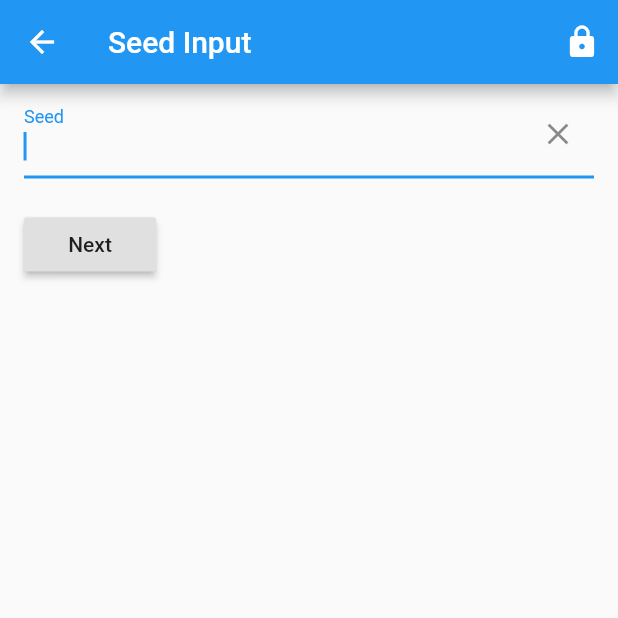
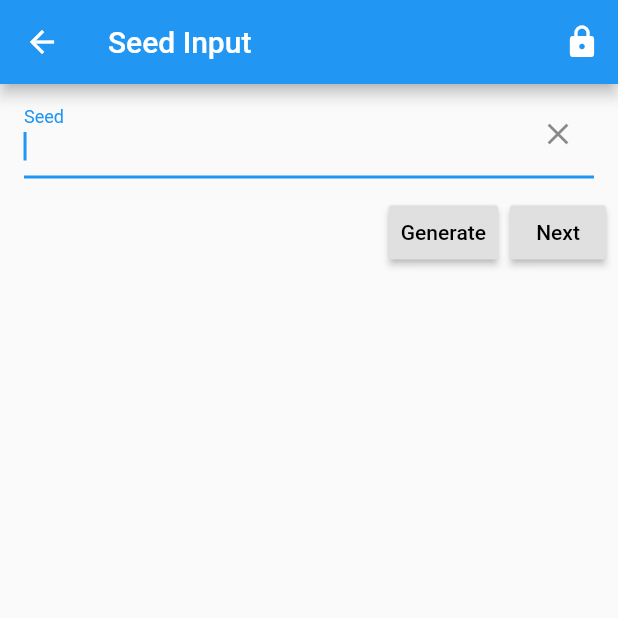
Before and after one commit to asssaf/hdpm, a Flutter app: the SeedInputScreen screen opened by its route, on a phone screen of 412 x 824 dp, the top half of it. Run offline on Flutter 3.47's test engine with Material 2 defaults, Android fonts, the phone set to English and light mode, and no system bars; our stand-ins replace built_collection, built_value, hex, rxdart, shared_preferences; missing offline and left inert: bip32, bip39, bs58check, pointycastle; accounts and stored records are empty; generated files the repository leaves out were written again.

Commit message:
generate seed

```diff
--- a/lib/screens/seedinput/components/seedinputform.dart
+++ b/lib/screens/seedinput/components/seedinputform.dart
@@ -18,6 +18,24 @@ class _SeedInputFormState extends State<SeedInputForm> {
   final _formKey = GlobalKey<FormState>();
   String _mnemonic;
   bool _processing = false;
+  TextEditingController _mnemonicController;
+
+  @override
+  void initState() {
+    super.initState();
+    _mnemonicController = new TextEditingController();
+  }
+
+  @override
+  void dispose() {
+    _mnemonicController.dispose();
+    super.dispose();
+  }
+
+  void _generate() {
+    String generated = bip39.generateMnemonic();
+    _mnemonicController.text = generated;
+  }
 
   void _save() async {
     final form = _formKey.currentState;
@@ -49,12 +67,13 @@ class _SeedInputFormState extends State<SeedInputForm> {
           ListTile(
             title: TextFormField(
               enabled: !_processing,
+              controller: _mnemonicController,
               decoration: InputDecoration(
                 labelText: 'Seed',
                 suffixIcon: IconButton(
                   icon: Icon(Icons.clear),
                   onPressed: () {
-                    _formKey.currentState.reset();
+                    WidgetsBinding.instance.addPostFrameCallback((_) => _mnemonicController.clear());
                   },
                 ),
               ),
@@ -70,12 +89,17 @@ class _SeedInputFormState extends State<SeedInputForm> {
               onSaved: (value) => setState(() => _mnemonic = value),
             ),
           ),
-          Container(
-            padding: const EdgeInsets.symmetric(vertical: 16.0, horizontal: 16.0),
-            child: RaisedButton(
-              onPressed: _processing ? null : _save,
-              child: Text('Next'),
-            ),
+          ButtonBar(
+            children: <Widget>[
+              RaisedButton(
+                onPressed: _processing ? null : _generate,
+                child: Text('Generate'),
+              ),
+              RaisedButton(
+                onPressed: _processing ? null : _save,
+                child: Text('Next'),
+              ),
+            ],
           ),
         ],
       ),
```
Also changed, not shown: lib/screens/passphraseinput/components/passphraseinputform.dart (+7 -6 lines).
